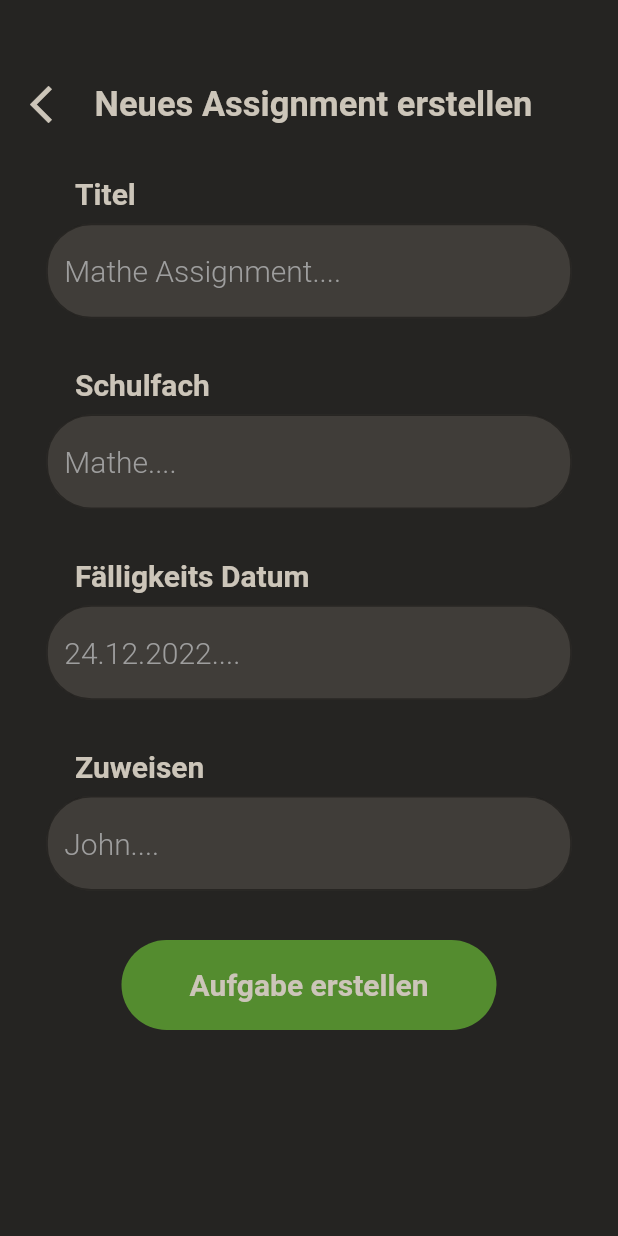
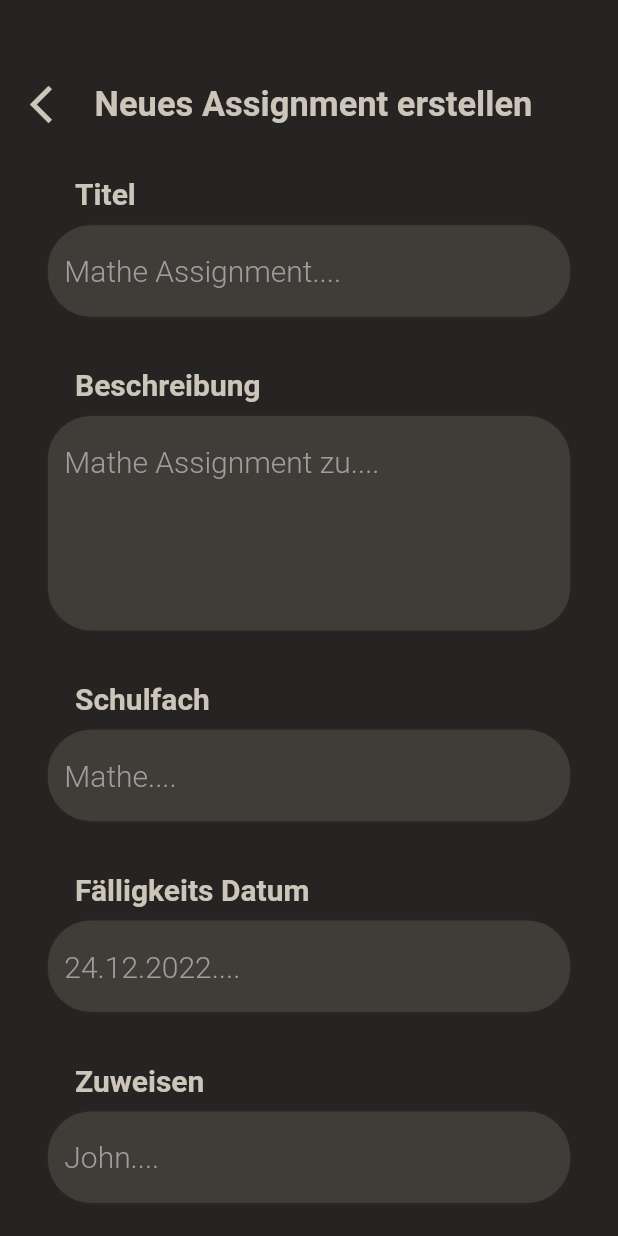
Before and after one commit to Vincent401/NachhilfeApp_Frontend, a Flutter app: the screen it shows once a user with an empty profile is signed in, item 3 of the bottom bar chosen, after a tap on "Neues Assignment erstellen", on a phone screen of 412 x 824 dp. Run offline on Flutter 3.47's test engine with Material 2 defaults, Android fonts, the phone set to English and light mode, and no system bars; our stand-ins replace cloud_firestore, firebase_auth, firebase_core; accounts and stored records are empty.

Commit message:
Assignment page fertig

```diff
--- a/lib/Task/assignmentcreate.dart
+++ b/lib/Assignments/assignmentcreate.dart
@@ -59,6 +59,40 @@ class _AssignmentCreatePageState extends State<AssignmentCreatePage> {
                   maxLines: 1,
                   decoration: InputDecoration(
                       hintText: 'Mathe Assignment....',
+                      border: OutlineInputBorder(borderRadius: BorderRadius.circular(30)),
+                      hintStyle: mystyle(20, Colors.grey,FontWeight.w300),
+                      focusedBorder: OutlineInputBorder(
+                        borderSide: const BorderSide(width: 2, color: style.accent),
+                        borderRadius: BorderRadius.circular(30),
+                      )
+                  ),
+                ),
+              ),
+
+              SizedBox(height: MediaQuery.of(context).size.height /25,),
+              Container(
+                alignment: Alignment.centerLeft,
+                width: MediaQuery.of(context).size.width * 0.85,
+                margin: EdgeInsets.only(left: 30),
+                child: Text(
+                  'Beschreibung',
+                  style: mystyle(20),),
+              ),
+              SizedBox(height: MediaQuery.of(context).size.height /100,),
+              Container(
+                alignment: Alignment.center,
+                width: MediaQuery.of(context).size.width * 0.85,
+                //height: MediaQuery.of(context).size.height * 0.3,
+                decoration: const BoxDecoration(
+                  borderRadius: BorderRadius.all(Radius.circular(30)),
+                  color: style.lightback,
+                ),
+                child: TextField(
+                  style: mystyle(18, style.text),
+                  cursorColor: style.accent,
+                  maxLines: 5,
+                  decoration: InputDecoration(
+                      hintText: 'Mathe Assignment zu....',
                       border: OutlineInputBorder(borderRadius: BorderRadius.circular(30)),
                       hintStyle: mystyle(20, Colors.grey,FontWeight.w300),
                       focusedBorder: OutlineInputBorder(
@@ -186,7 +220,7 @@ class _AssignmentCreatePageState extends State<AssignmentCreatePage> {
                         color: style.accent
                     ),
                     child: Center(
-                      child: Text('Aufgabe erstellen', style: mystyle(20, style.text),),
+                      child: Text('Assignment erstellen', style: mystyle(20, style.text),),
                     ),
                   ),
                 ),
--- /dev/null
+++ b/lib/Assignments/singleassignmentsmal.dart
@@ -0,0 +1,65 @@
+import 'package:flutter/material.dart';
+import 'package:nachhilfe_app/Assignments/singleassignmentbig.dart';
+import 'package:nachhilfe_app/help/variables.dart';
+
+class SingleAssignment extends StatefulWidget {
+  const SingleAssignment({Key? key, required this.done,required this.date, required this.title, required this.description}) : super(key: key);
+
+  final bool done;
+  final DateTime date;
+  final String title;
+  final String description;
+
+  @override
+  State<SingleAssignment> createState() => _SingleAssignmentState();
+}
+
+class _SingleAssignmentState extends State<SingleAssignment> {
+
+  Color dateColor(){
+    DateTime today = DateTime.now();
+    if(widget.done == true){
+      return style.donegreen;
+    }
+    if(widget.date.isBefore(today)){
+      return style.outoftime;
+    }else if(widget.date.difference(today).inDays < 3){
+      return style.shorttime;
+    }else{
+      return style.donegreen;
+    }
+  }
+
+  @override
+  Widget build(BuildContext context) {
+    return InkWell(
+      onTap: ()=> Navigator.push(context, MaterialPageRoute(builder: (context) => SingleAssignmentBig(date: widget.date, description: widget.description, title: widget.title,color: dateColor(),))),
+      child: Container(
+          alignment: Alignment.center,
+          margin: const EdgeInsets.only(left: 20, right: 20),
+          child: Column(
+            children: [
+              Row(
+                mainAxisAlignment: MainAxisAlignment.spaceBetween,
+                children: [
+                  Icon(Icons.assignment_outlined, color: widget.done == true ? style.donegreen : style.text, size: 30,),
+                  Column(
+                    children: [
+                      Text(widget.title, style: mystyle(20, style.text)),
+                      Text('${widget.description.substring(0, 20)}...', style: mystyle(15, style.text, FontWeight.w400)),
+                    ],
+                  ),
+                  Icon(Icons.calendar_month_outlined, color: dateColor(), size: 30,),
+                ],
+              ),
+              const Divider(
+                height: 30,
+                thickness: 1,
+                color: style.text,
+              ),
+            ],
+          )
+      ),
+    );
+  }
+}
--- a/lib/Task/assignmentpage.dart
+++ b/lib/Screens/assignmentscreen.dart
@@ -1,7 +1,8 @@
 import 'package:flutter/material.dart';
+import 'package:nachhilfe_app/Assignments/singleassignmentsmal.dart';
 import 'package:nachhilfe_app/help/variables.dart';
 
-import 'assignmentcreate.dart';
+import '../Assignments/assignmentcreate.dart';
 
 class AssignmentPage extends StatefulWidget {
   const AssignmentPage({Key? key}) : super(key: key);
@@ -44,6 +45,19 @@ class _AssignmentPageState extends State<AssignmentPage> {
             ),
             SizedBox(height: MediaQuery.of(context).size.height /30,),
 
+            SingleAssignment(
+              title: 'Mathe Assignment',
+              done: false,
+              date: DateTime(2022,12,20),
+              description: 'Assignment zum lernen von Mathe auf Nivaue der 1. Klasse.',
+            ),
+            SingleAssignment(
+              title: 'Mathe Assignment',
+              done: false,
+              date: DateTime(2022,12,19),
+              description: 'Assignment zum lernen von Mathe auf Nivaue der 1. Klasse.',
+            ),
+
             SizedBox(height: MediaQuery.of(context).size.height /25,),
             Container(
               alignment: Alignment.topLeft,
--- a/lib/Screens/homescreen.dart
+++ b/lib/Screens/homescreen.dart
@@ -3,8 +3,8 @@ import 'package:flutter/material.dart';
 import 'package:nachhilfe_app/Screens/chatscreen.dart';
 import 'package:nachhilfe_app/Screens/profilescreen.dart';
 import 'package:nachhilfe_app/Screens/startscreen.dart';
-import 'package:nachhilfe_app/Screens/taskscreen.dart';
-import 'package:nachhilfe_app/Task/assignmentpage.dart';
+import 'package:nachhilfe_app/Task/taskscreen.dart';
+import 'package:nachhilfe_app/Screens/assignmentscreen.dart';
 import 'package:nachhilfe_app/help/variables.dart';
 
 class HomePage extends StatefulWidget {
```
Also changed, not shown: lib/Assignments/singleassignmentbig.dart (added, +141 -0 lines), lib/login/signupscreen.dart (+8 -4 lines), lib/Task/taskscreen.dart (renamed from lib/Screens/taskscreen.dart).
